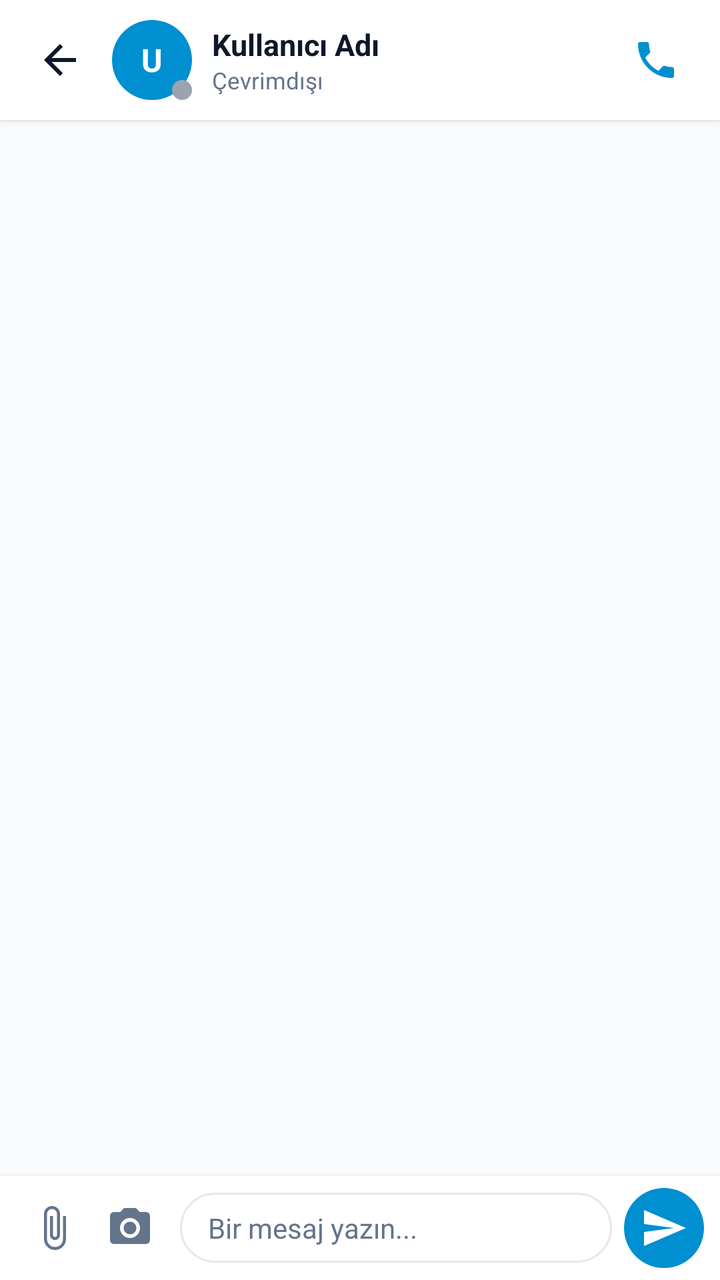
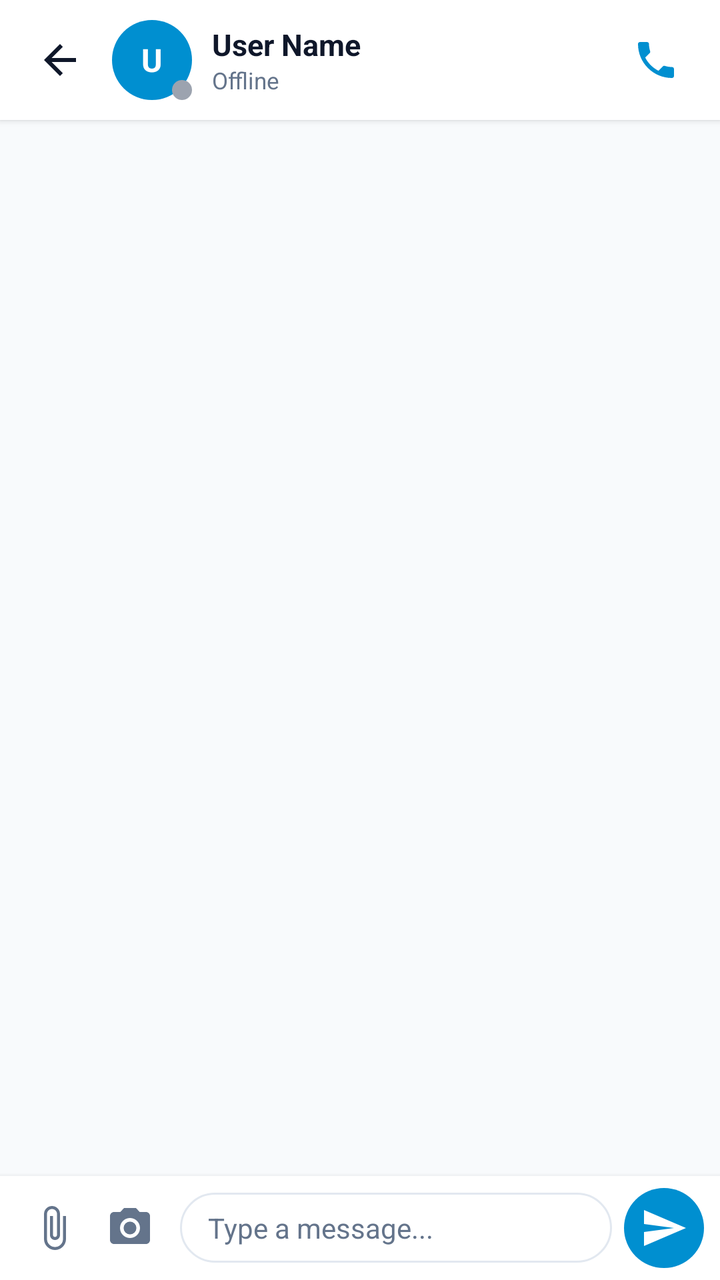

Two renders of the same Android screen: before a commit and after it. Below are the layout's source before the change and the commit's diff.
<!-- AndroidManifest.xml: application theme Theme.AiPbxPhone -->
<!-- res/layout/activity_chat.xml -->
<?xml version="1.0" encoding="utf-8"?>
<LinearLayout xmlns:android="http://schemas.android.com/apk/res/android"
    xmlns:app="http://schemas.android.com/apk/res-auto"
    android:id="@+id/rootChat"
    android:layout_width="match_parent"
    android:layout_height="match_parent"
    android:background="@color/bg_light"
    android:orientation="vertical">

    
    <LinearLayout
        android:layout_width="match_parent"
        android:layout_height="60dp"
        android:background="@color/card_bg"
        android:elevation="2dp"
        android:gravity="center_vertical"
        android:orientation="horizontal"
        android:paddingHorizontal="12dp">

        <ImageButton
            android:id="@+id/btnBack"
            android:layout_width="36dp"
            android:layout_height="36dp"
            android:background="?attr/selectableItemBackgroundBorderless"
            android:contentDescription="Geri"
            android:src="@drawable/ic_arrow_back"
            app:tint="@color/text_primary" />

        <LinearLayout
            android:id="@+id/llHeaderInfo"
            android:layout_width="0dp"
            android:layout_height="match_parent"
            android:layout_marginStart="8dp"
            android:layout_weight="1"
            android:background="?attr/selectableItemBackground"
            android:gravity="center_vertical"
            android:orientation="horizontal">

            <FrameLayout
                android:layout_width="40dp"
                android:layout_height="40dp">

                <TextView
                    android:id="@+id/tvTargetAvatar"
                    android:layout_width="match_parent"
                    android:layout_height="match_parent"
                    android:background="@drawable/circle_avatar"
                    android:gravity="center"
                    android:text="U"
                    android:textColor="#FFFFFF"
                    android:textSize="16sp"
                    android:textStyle="bold" />

                <View
                    android:id="@+id/vTargetOnlineDot"
                    android:layout_width="10dp"
                    android:layout_height="10dp"
                    android:layout_gravity="bottom|end"
                    android:background="@drawable/circle_status"
                    android:backgroundTint="#9CA3AF" />
            </FrameLayout>

            <LinearLayout
                android:layout_width="match_parent"
                android:layout_height="wrap_content"
                android:layout_marginStart="10dp"
                android:orientation="vertical">

                <TextView
                    android:id="@+id/tvTargetName"
                    android:layout_width="wrap_content"
                    android:layout_height="wrap_content"
                    android:ellipsize="end"
                    android:singleLine="true"
                    android:text="Kullanıcı Adı"
                    android:textColor="@color/text_primary"
                    android:textSize="15sp"
                    android:textStyle="bold" />

                <TextView
                    android:id="@+id/tvTargetStatus"
                    android:layout_width="wrap_content"
                    android:layout_height="wrap_content"
                    android:text="Çevrimdışı"
                    android:textColor="@color/text_secondary"
                    android:textSize="11.5sp" />
            </LinearLayout>
        </LinearLayout>

        <ImageButton
            android:id="@+id/btnGroupInfo"
            android:layout_width="40dp"
            android:layout_height="40dp"
            android:background="?attr/selectableItemBackgroundBorderless"
            android:contentDescription="Grup Bilgisi"
            android:src="@drawable/ic_info"
            app:tint="@color/primary"
            android:visibility="gone" />

        <ImageButton
            android:id="@+id/btnCall"
            android:layout_width="40dp"
            android:layout_height="40dp"
            android:background="?attr/selectableItemBackgroundBorderless"
            android:contentDescription="Ara"
            android:src="@drawable/ic_phone"
            app:tint="@color/primary" />
    </LinearLayout>

    
    <androidx.recyclerview.widget.RecyclerView
        android:id="@+id/rvMessages"
        android:layout_width="match_parent"
        android:layout_height="0dp"
        android:layout_weight="1"
        android:clipToPadding="false"
        android:paddingVertical="8dp" />

    
    <TextView
        android:id="@+id/tvTyping"
        android:layout_width="match_parent"
        android:layout_height="wrap_content"
        android:paddingHorizontal="16dp"
        android:paddingVertical="4dp"
        android:text="Ahmet yazıyor..."
        android:textColor="@color/text_secondary"
        android:textSize="12sp"
        android:textStyle="italic"
        android:visibility="gone" />

    
    <LinearLayout
        android:id="@+id/llUploadPreview"
        android:layout_width="match_parent"
        android:layout_height="wrap_content"
        android:background="#EFF6FF"
        android:gravity="center_vertical"
        android:orientation="horizontal"
        android:paddingHorizontal="16dp"
        android:paddingVertical="8dp"
        android:visibility="gone">

        <ImageView
            android:layout_width="24dp"
            android:layout_height="24dp"
            android:contentDescription="@null"
            android:src="@drawable/ic_attach"
            app:tint="@color/primary" />

        <TextView
            android:id="@+id/tvUploadFilename"
            android:layout_width="0dp"
            android:layout_height="wrap_content"
            android:layout_marginStart="8dp"
            android:layout_weight="1"
            android:ellipsize="middle"
            android:singleLine="true"
            android:text="dosya.pdf"
            android:textColor="@color/text_primary"
            android:textSize="13sp" />

        <ImageButton
            android:id="@+id/btnCancelUpload"
            android:contentDescription="Yüklemeyi iptal et"
            android:layout_width="28dp"
            android:layout_height="28dp"
            android:background="?attr/selectableItemBackgroundBorderless"
            android:src="@drawable/ic_call_end"
            app:tint="#DC2626" />
    </LinearLayout>

    
    <LinearLayout
        android:layout_width="match_parent"
        android:layout_height="wrap_content"
        android:background="@color/card_bg"
        android:elevation="4dp"
        android:gravity="center_vertical"
        android:orientation="horizontal"
        android:paddingHorizontal="8dp"
        android:paddingVertical="6dp">

        <ImageButton
            android:id="@+id/btnAttach"
            android:layout_width="38dp"
            android:layout_height="38dp"
            android:background="?attr/selectableItemBackgroundBorderless"
            android:contentDescription="Dosya Ekle"
            android:src="@drawable/ic_attach"
            app:tint="@color/text_secondary" />

        <ImageButton
            android:id="@+id/btnCamera"
            android:layout_width="38dp"
            android:layout_height="38dp"
            android:background="?attr/selectableItemBackgroundBorderless"
            android:contentDescription="Fotoğraf Çek / Gönder"
            android:src="@drawable/ic_photo"
            app:tint="@color/text_secondary" />

        <EditText
            android:id="@+id/etMessage"
            android:layout_width="0dp"
            android:layout_height="wrap_content"
            android:layout_marginHorizontal="6dp"
            android:layout_weight="1"
            android:background="@drawable/chip_tab_btn_bg"
            android:hint="Bir mesaj yazın..."
            android:maxLines="4"
            android:paddingHorizontal="14dp"
            android:paddingVertical="8dp"
            android:textColor="@color/text_primary"
            android:textColorHint="@color/text_secondary"
            android:textSize="14sp" />

        <ImageButton
            android:id="@+id/btnSend"
            android:layout_width="40dp"
            android:layout_height="40dp"
            android:background="@drawable/circle_avatar"
            android:contentDescription="Gönder"
            android:padding="8dp"
            android:src="@drawable/ic_send"
            app:tint="#FFFFFF" />
    </LinearLayout>

</LinearLayout>
<!-- resources referenced by this layout -->
<resources>
  <color name="bg_light">#F8FAFC</color>
  <color name="card_bg">#FFFFFF</color>
  <color name="primary">#008FD0</color>
  <color name="text_primary">#0F172A</color>
  <color name="text_secondary">#64748B</color>
  <!-- drawable chip_tab_btn_bg (drawable) -->
  <?xml version="1.0" encoding="utf-8"?>
  <ripple xmlns:android="http://schemas.android.com/apk/res/android"
      android:color="@color/dialpad_btn_pressed">
      <item>
          <shape android:shape="rectangle">
              <solid android:color="@color/card_bg" />
              <corners android:radius="18dp" />
              <stroke android:width="1dp" android:color="@color/border_color" />
          </shape>
      </item>
  </ripple>
  <!-- drawable circle_avatar (drawable) -->
  <?xml version="1.0" encoding="utf-8"?>
  <shape xmlns:android="http://schemas.android.com/apk/res/android"
      android:shape="oval">
      <solid android:color="@color/primary" />
  </shape>
  <!-- drawable circle_status (drawable) -->
  <shape xmlns:android="http://schemas.android.com/apk/res/android"
      android:shape="oval">
      <solid android:color="@color/status_disconnected" />
      <size
          android:width="10dp"
          android:height="10dp" />
  </shape>
  <!-- drawable ic_arrow_back (drawable) -->
  <vector xmlns:android="http://schemas.android.com/apk/res/android"
      android:width="24dp"
      android:height="24dp"
      android:viewportWidth="24"
      android:viewportHeight="24">
    <path
        android:fillColor="#FF000000"
        android:pathData="M20,11H7.83l5.59,-5.59L12,4l-8,8 8,8 1.41,-1.41L7.83,13H20v-2z"/>
  </vector>
  <!-- drawable ic_info (drawable) -->
  <vector xmlns:android="http://schemas.android.com/apk/res/android"
      android:width="24dp"
      android:height="24dp"
      android:viewportWidth="24"
      android:viewportHeight="24">
    <path
        android:fillColor="@android:color/white"
        android:pathData="M12,2C6.48,2 2,6.48 2,12s4.48,10 10,10 10,-4.48 10,-10S17.52,2 12,2zM13,17h-2v-6h2v6zM13,9h-2L11,7h2v2z"/>
  </vector>
  <!-- drawable ic_send (drawable) -->
  <vector xmlns:android="http://schemas.android.com/apk/res/android"
      android:width="24dp"
      android:height="24dp"
      android:viewportWidth="24"
      android:viewportHeight="24">
    <path
        android:fillColor="#FFFFFFFF"
        android:pathData="M2.01,21L23,12 2.01,3 2,10l15,2 -15,2z"/>
  </vector>
  <style name="Theme.AiPbxPhone" parent="Theme.MaterialComponents.DayNight.NoActionBar">
          <item name="colorPrimary">@color/primary</item>
          <item name="colorPrimaryVariant">@color/primary_dark</item>
          <item name="colorOnPrimary">#FFFFFF</item>
          <item name="colorSecondary">@color/accent</item>
          <item name="android:windowBackground">@color/bg_light</item>
      </style>
  <color name="dialpad_btn_pressed">#E2E8F0</color>
  <color name="border_color">#E2E8F0</color>
  <color name="status_disconnected">#EF4444</color>
  <color name="primary_dark">#006DA0</color>
  <color name="accent">#00A3EC</color>
  <!-- unchanged entries left out for length: 4 -->
</resources>

<!-- the commit's change to res/layout/activity_chat.xml (unified diff, before → after) -->
@@ -22,7 +22,7 @@
             android:layout_width="36dp"
             android:layout_height="36dp"
             android:background="?attr/selectableItemBackgroundBorderless"
-            android:contentDescription="Geri"
+            android:contentDescription="@string/ui_back"
             android:src="@drawable/ic_arrow_back"
             app:tint="@color/text_primary" />
 
@@ -72,7 +72,7 @@
                     android:layout_height="wrap_content"
                     android:ellipsize="end"
                     android:singleLine="true"
-                    android:text="Kullanıcı Adı"
+                    android:text="@string/ui_sample_username"
                     android:textColor="@color/text_primary"
                     android:textSize="15sp"
                     android:textStyle="bold" />
@@ -81,7 +81,7 @@
                     android:id="@+id/tvTargetStatus"
                     android:layout_width="wrap_content"
                     android:layout_height="wrap_content"
-                    android:text="Çevrimdışı"
+                    android:text="@string/ui_offline"
                     android:textColor="@color/text_secondary"
                     android:textSize="11.5sp" />
             </LinearLayout>
@@ -92,7 +92,7 @@
             android:layout_width="40dp"
             android:layout_height="40dp"
             android:background="?attr/selectableItemBackgroundBorderless"
-            android:contentDescription="Grup Bilgisi"
+            android:contentDescription="@string/ui_group_info"
             android:src="@drawable/ic_info"
             app:tint="@color/primary"
             android:visibility="gone" />
@@ -102,7 +102,7 @@
             android:layout_width="40dp"
             android:layout_height="40dp"
             android:background="?attr/selectableItemBackgroundBorderless"
-            android:contentDescription="Ara"
+            android:contentDescription="@string/ui_call"
             android:src="@drawable/ic_phone"
             app:tint="@color/primary" />
     </LinearLayout>
@@ -123,7 +123,7 @@
         android:layout_height="wrap_content"
         android:paddingHorizontal="16dp"
         android:paddingVertical="4dp"
-        android:text="Ahmet yazıyor..."
+        android:text="@string/ui_sample_typing"
         android:textColor="@color/text_secondary"
         android:textSize="12sp"
         android:textStyle="italic"
@@ -162,7 +162,7 @@
 
         <ImageButton
             android:id="@+id/btnCancelUpload"
-            android:contentDescription="Yüklemeyi iptal et"
+            android:contentDescription="@string/ui_cancel_upload"
             android:layout_width="28dp"
             android:layout_height="28dp"
             android:background="?attr/selectableItemBackgroundBorderless"
@@ -186,7 +186,7 @@
             android:layout_width="38dp"
             android:layout_height="38dp"
             android:background="?attr/selectableItemBackgroundBorderless"
-            android:contentDescription="Dosya Ekle"
+            android:contentDescription="@string/ui_attach_file"
             android:src="@drawable/ic_attach"
             app:tint="@color/text_secondary" />
 
@@ -195,7 +195,7 @@
             android:layout_width="38dp"
             android:layout_height="38dp"
             android:background="?attr/selectableItemBackgroundBorderless"
-            android:contentDescription="Fotoğraf Çek / Gönder"
+            android:contentDescription="@string/ui_take_send_photo"
             android:src="@drawable/ic_photo"
             app:tint="@color/text_secondary" />
 
@@ -206,7 +206,7 @@
             android:layout_marginHorizontal="6dp"
             android:layout_weight="1"
             android:background="@drawable/chip_tab_btn_bg"
-            android:hint="Bir mesaj yazın..."
+            android:hint="@string/ui_type_message"
             android:maxLines="4"
             android:paddingHorizontal="14dp"
             android:paddingVertical="8dp"
@@ -219,7 +219,7 @@
             android:layout_width="40dp"
             android:layout_height="40dp"
             android:background="@drawable/circle_avatar"
-            android:contentDescription="Gönder"
+            android:contentDescription="@string/ui_send"
             android:padding="8dp"
             android:src="@drawable/ic_send"
             app:tint="#FFFFFF" />
<!-- resource entries referenced after the edit -->
@@ -61,6 +61,17 @@
         android:fillColor="#FFFFFFFF"
         android:pathData="M2.01,21L23,12 2.01,3 2,10l15,2 -15,2z"/>
   </vector>
+  <string name="ui_attach_file">Attach File</string>
+  <string name="ui_back">Back</string>
+  <string name="ui_call">Call</string>
+  <string name="ui_cancel_upload">Cancel upload</string>
+  <string name="ui_group_info">Group Info</string>
+  <string name="ui_offline">Offline</string>
+  <string name="ui_sample_typing">Ahmet is typing...</string>
+  <string name="ui_sample_username">User Name</string>
+  <string name="ui_send">Send</string>
+  <string name="ui_take_send_photo">Take / Send Photo</string>
+  <string name="ui_type_message">Type a message...</string>
   <style name="Theme.AiPbxPhone" parent="Theme.MaterialComponents.DayNight.NoActionBar">
           <item name="colorPrimary">@color/primary</item>
           <item name="colorPrimaryVariant">@color/primary_dark</item>
